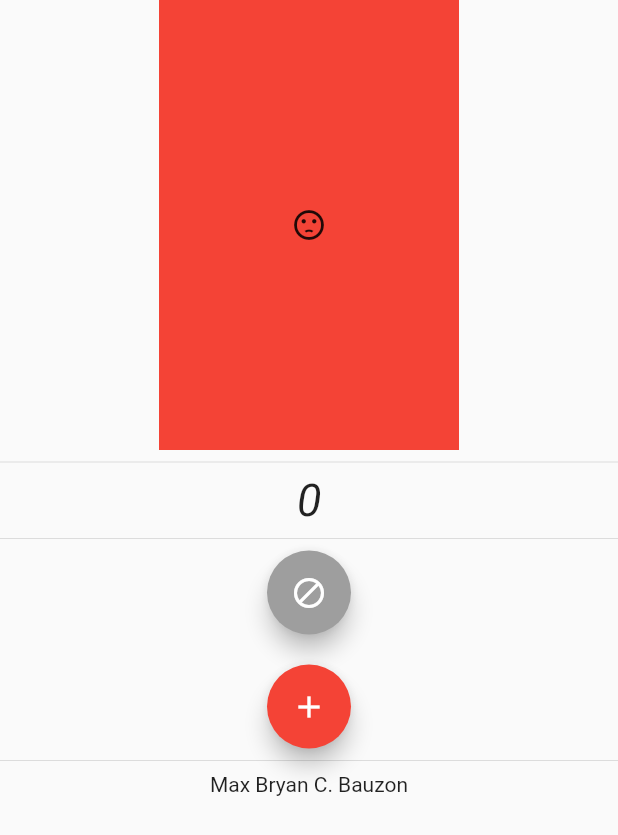
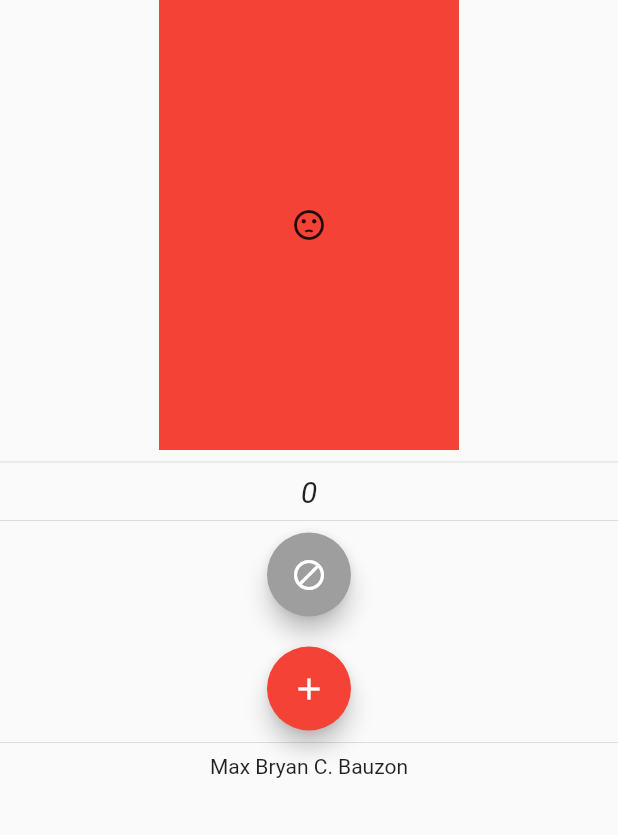
Before and after one commit to bryanbauzon/Smiley, a Flutter app: the screen it shows after launch, on a phone screen of 412 x 824 dp. Shown: the top 835 px of the screen. Run offline on Flutter 3.47's test engine with Material 2 defaults, Android fonts, the phone set to English and light mode, and no system bars.

Commit message:
set the default font size value to 20

```diff
--- a/lib/main.dart
+++ b/lib/main.dart
@@ -91,7 +91,7 @@ class App extends StatelessWidget{
                 ),
               ),
               Divider(),
-              Text((provider.value != 20)?"${provider.value}":"You have reached the maximum value!",style: TextStyle(fontSize: (provider.value != 20)?30:20,fontStyle: FontStyle.italic)),
+              Text((provider.value != 20)?"${provider.value}":"You have reached the maximum value!",style: TextStyle(fontSize:20,fontStyle: FontStyle.italic)),
               Divider(),
               FloatingActionButton(
                 onPressed: (){
```
